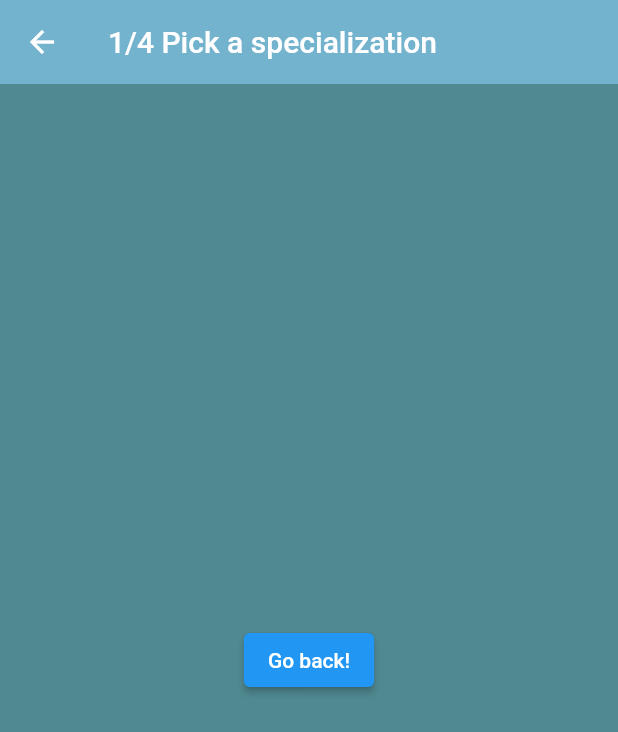
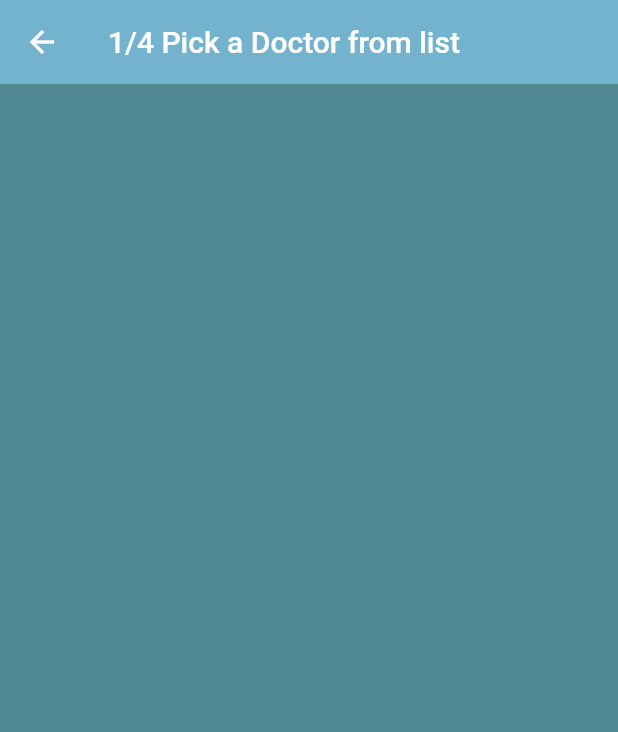
Before and after one commit to Eciric/Clinico, a Flutter app: the screen it shows once a user with an empty profile is signed in, after a tap on the "card travel" icon, on a phone screen of 412 x 824 dp. Shown: the top 732 px of the screen. Run offline on Flutter 3.47's test engine with Material 2 defaults, Android fonts, the phone set to English and light mode, and no system bars; our stand-ins replace cloud_firestore, firebase_auth, firebase_core, flutter_spinkit; accounts and stored records are empty.

Commit message:
List of Doctors view from firestore, removing appbar from login and register page, some fixes with scaling on home page

```diff
--- a/lib/screens/authenticate/register.dart
+++ b/lib/screens/authenticate/register.dart
@@ -35,11 +35,6 @@ class _RegisterState extends State<Register> {
         : Scaffold(
             resizeToAvoidBottomInset: true,
             backgroundColor: MyColors.steelTeal,
-            appBar: AppBar(
-              backgroundColor: MyColors.darkSkyBlue,
-              elevation: 0.0,
-              title: Text('Sign up Clinico'),
-            ),
             body: SingleChildScrollView(
               child: Container(
                 padding: EdgeInsets.symmetric(vertical: 20, horizontal: 50),
@@ -47,7 +42,7 @@ class _RegisterState extends State<Register> {
                   key: _formKey,
                   child: Column(
                     children: <Widget>[
-                      SizedBox(height: 20.0),
+                      SizedBox(height: 60.0),
                       Container(
                         height: 150.0,
                         width: 150.0,
@@ -193,8 +188,6 @@ class _RegisterState extends State<Register> {
                       ),
                       ElevatedButton(
                         style: ButtonStyle(
-                            maximumSize:
-                                MaterialStateProperty.all(Size(300, 60)),
                             minimumSize:
                                 MaterialStateProperty.all(Size(300, 60)),
                             backgroundColor:
--- a/lib/screens/authenticate/sign_in.dart
+++ b/lib/screens/authenticate/sign_in.dart
@@ -29,11 +29,6 @@ class _SignInState extends State<SignIn> {
         : Scaffold(
             resizeToAvoidBottomInset: true,
             backgroundColor: MyColors.steelTeal,
-            appBar: AppBar(
-              backgroundColor: MyColors.darkSkyBlue,
-              elevation: 0.0,
-              title: Text('Sign in Clinico'),
-            ),
             body: SingleChildScrollView(
               child: Container(
                 padding: EdgeInsets.symmetric(vertical: 20, horizontal: 70),
@@ -41,10 +36,7 @@ class _SignInState extends State<SignIn> {
                   key: _formKey,
                   child: Column(
                     children: <Widget>[
-                      SizedBox(
-                        height: 20.0,
-                      ),
-                      SizedBox(height: 0.0),
+                      SizedBox(height: 60.0),
                       Container(
                         height: 150.0,
                         width: 150.0,
@@ -101,8 +93,6 @@ class _SignInState extends State<SignIn> {
                       ),
                       ElevatedButton(
                         style: ButtonStyle(
-                            maximumSize:
-                                MaterialStateProperty.all(Size(300, 60)),
                             minimumSize:
                                 MaterialStateProperty.all(Size(300, 60)),
                             backgroundColor:
--- a/lib/screens/home/home.dart
+++ b/lib/screens/home/home.dart
@@ -2,6 +2,7 @@ import 'package:clinico/screens/about/about.dart';
 import 'package:clinico/screens/calendar/calendar.dart';
 import 'package:clinico/screens/info/info.dart';
 import 'package:clinico/screens/receipt/receiptview.dart';
+import 'package:clinico/screens/visit/doctors.dart';
 import 'package:clinico/screens/visit/visitone.dart';
 import 'package:flutter/material.dart';
 import 'package:clinico/services/auth.dart';
@@ -14,6 +15,7 @@ class Home extends StatelessWidget {
   @override
   Widget build(BuildContext context) {
     return Scaffold(
+      resizeToAvoidBottomInset: true,
       backgroundColor: MyColors.steelTeal,
       appBar: AppBar(
       title: Text('Clinico'),
@@ -51,7 +53,8 @@ class Home extends StatelessWidget {
           ],
         ),
       ),
-      body: Container(
+      body: SingleChildScrollView(
+        child: Container(
         padding: EdgeInsets.symmetric(vertical: 20, horizontal: 50),
         child: Column(
           children: <Widget>[
@@ -83,7 +86,7 @@ class Home extends StatelessWidget {
                 GestureDetector(
                   onTap: (){Navigator.push(
                     context,
-                    MaterialPageRoute(builder: (context) => Visitone()),
+                    MaterialPageRoute(builder: (context) => DoctorsView()),
                   );},
                   child:Container(
                     height: 110,
@@ -149,6 +152,7 @@ class Home extends StatelessWidget {
           ],
           ),
       ),
+      ),
     );
   }
 }
--- /dev/null
+++ b/lib/screens/visit/doctors.dart
@@ -0,0 +1,70 @@
+import 'package:clinico/services/database.dart';
+import 'package:clinico/style/colors.dart';
+import 'package:cloud_firestore/cloud_firestore.dart';
+import 'package:flutter/material.dart';
+
+class DoctorsView extends StatefulWidget {
+
+  @override
+  _DoctorsViewState createState() => _DoctorsViewState();
+}
+
+class _DoctorsViewState extends State<DoctorsView> {
+  @override
+  Widget build(BuildContext context) {
+    return Scaffold(
+      resizeToAvoidBottomInset: true,
+      backgroundColor: MyColors.steelTeal,
+      appBar: AppBar(
+        backgroundColor: MyColors.darkSkyBlue,
+        elevation: 0.0,
+        title: Text("1/4 Pick a Doctor from list"),
+      ),
+      floatingActionButton: null,
+        body: StreamBuilder(
+        stream: DatabaseService().doctorsCollection.snapshots(),
+        builder: (BuildContext context , AsyncSnapshot<QuerySnapshot> snapshot) {
+          if(!snapshot.hasData){
+            return Center(
+              child: CircularProgressIndicator(),
+            );
+          }
+
+          return ListView(
+            children: snapshot.data.docs.map((document) {
+              return Center(
+                child: Column(
+                  children: [
+                    SizedBox(height: 30.0,),
+                    Row(
+                      children: [
+                        SizedBox(width: 30.0,),
+                        Container(
+                          height: 80.0,
+                          width: 80.0,
+                          decoration: BoxDecoration(
+                            image: DecorationImage(
+                              image: AssetImage(
+                                  'assets/images/logo.jpg'),
+                              fit: BoxFit.fill,
+                            ),
+                            shape: BoxShape.circle,
+                          ),
+                        ),
+                        SizedBox(width: 20.0,),
+                        Column(children: [
+                          Text("Name: " + document['name'],style: TextStyle(color: Colors.white, fontSize: 25,),),
+                          Text("Surname: " + document['surname'],style: TextStyle(color: Colors.white, fontSize: 25),),
+                          Text("Phone Number: " + document['phoneNumber'],style: TextStyle(color: Colors.white, fontSize: 15),),
+                        ],)
+                    ],)
+                  ],
+                ),
+              );
+            }).toList(),
+          );
+        },
+      ),
+    );
+  }
+}
```
Also changed, not shown: lib/services/database.dart (+13 -1 lines), pubspec.lock.
